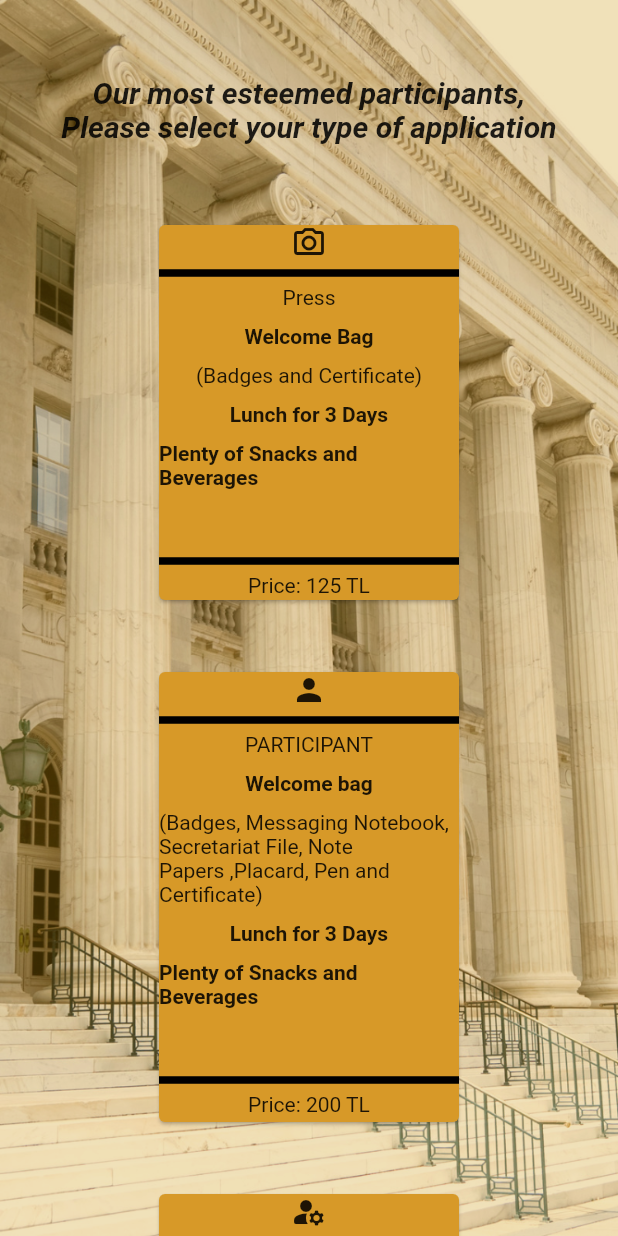
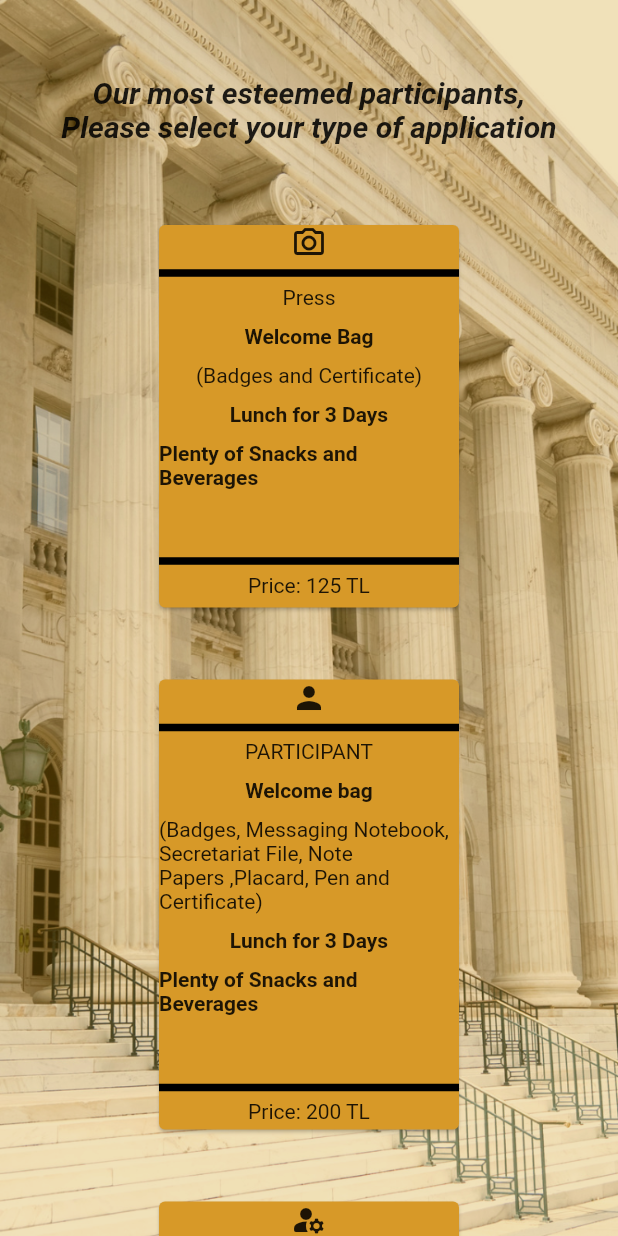
Before and after one commit to battletech45/smyrna_courts_of_justice, a Flutter app: the Apply screen opened directly, on a phone screen of 412 x 824 dp. Run offline on Flutter 3.47's test engine with Material 2 defaults, Android fonts, the phone set to English and light mode, and no system bars; our stand-ins replace url_launcher_web.

Commit message:
apply buttons resized

```diff
--- a/lib/pages/apply.dart
+++ b/lib/pages/apply.dart
@@ -154,7 +154,7 @@ class _ApplyState extends State<Apply> {
                               onTap: () => launch('https://docs.google.com/forms/d/e/1FAIpQLScceXLWe9dM2TgBISDdZSzKCZfL_5pQaXDjd7W1xUOD2SOBjQ/viewform?usp=sf_link'),
                               child: SizedBox(
                                 width: 200.0,
-                                height: 250.0,
+                                height: 255.0,
                                 child: Column(
                                   children: const <Widget>[
                                     Icon(Icons.camera_alt_outlined),
@@ -214,7 +214,7 @@ class _ApplyState extends State<Apply> {
                               onTap: () => launch('https://docs.google.com/forms/d/e/1FAIpQLSc0MXYtGCLRsAnlHsU8v2oNoXyMF9956-l-ghVyWsy9iFKwog/viewform?usp=sf_link'),
                               child: SizedBox(
                                 width: 200.0,
-                                height: 250.0,
+                                height: 255.0,
                                 child: Column(
                                   children: const <Widget>[
                                     Icon(Icons.manage_accounts_rounded),
```
